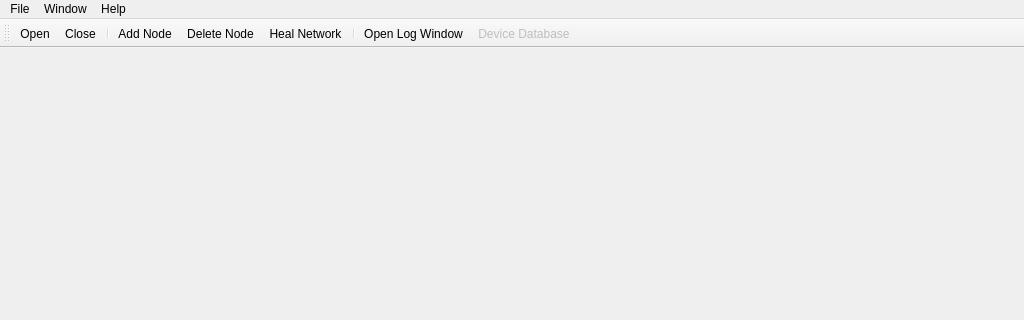
Qt form ozwadmin-main/mainwindow.ui (OpenZWave/ozw-admin) before a commit; both pictures show x 0 to 1024 and y 0 to 320 of the 1024 by 800 pixel window.
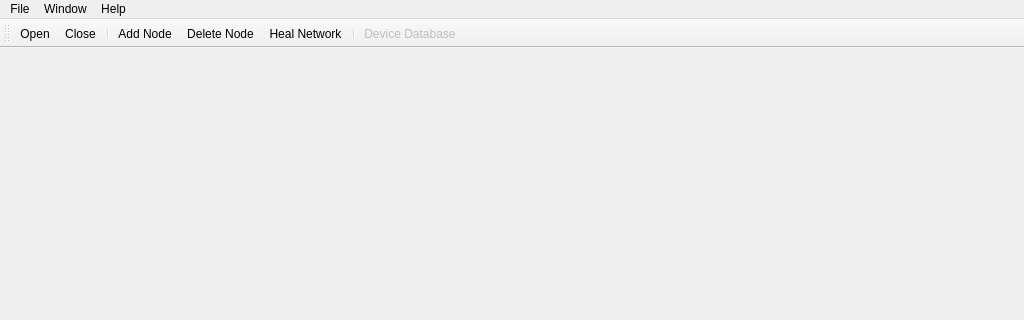
The same form after that commit.

Commit message: Docking Widgets, Event Window, Start on some Network Management Commands

```diff
--- a/ozwadmin-main/mainwindow.ui
+++ b/ozwadmin-main/mainwindow.ui
@@ -73,7 +73,6 @@
    <addaction name="action_Delete_Node"/>
    <addaction name="action_Heal_Network"/>
    <addaction name="separator"/>
-   <addaction name="actionOpen_Log_Window"/>
    <addaction name="actionDevice_Database"/>
   </widget>
   <widget class="QStatusBar" name="statusBar"/>
@@ -87,11 +86,6 @@
     <string>E&amp;xit</string>
    </property>
   </action>
-  <action name="actionOpen_Log_Window">
-   <property name="text">
-    <string>Open Log Window</string>
-   </property>
-  </action>
   <action name="action_Driver_Statistics">
    <property name="text">
     <string>&amp;Driver Statistics</string>
```
Left out of the diff: 1 changed line with no effect on the pictures. The commit also changes 13 other files.
